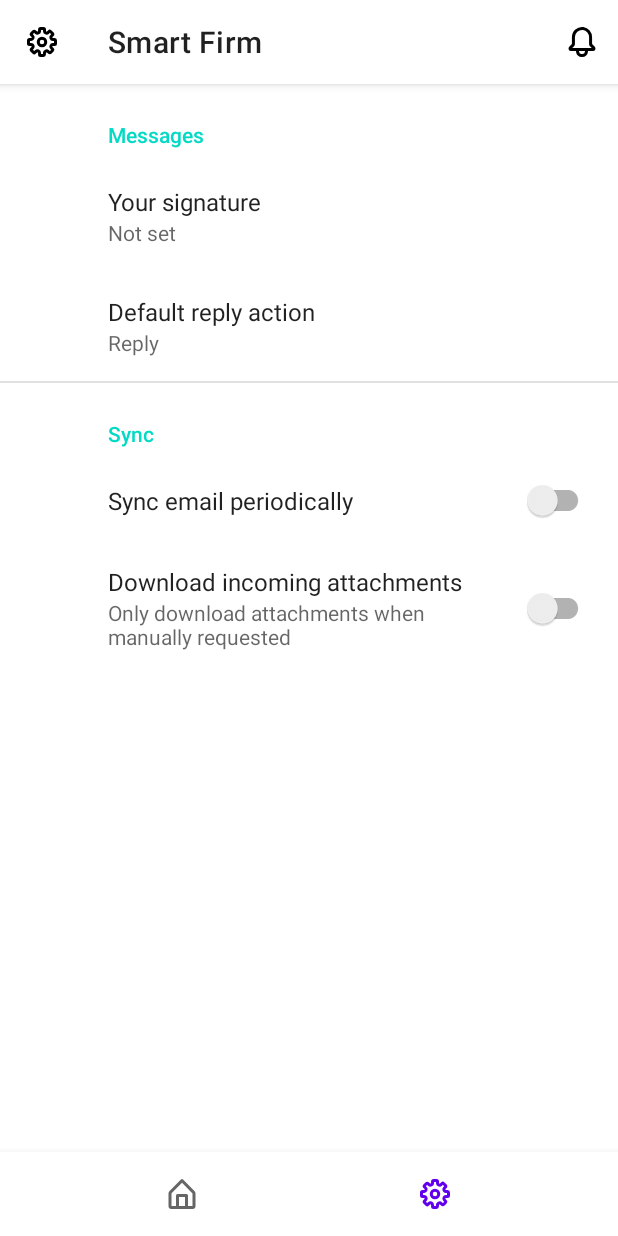
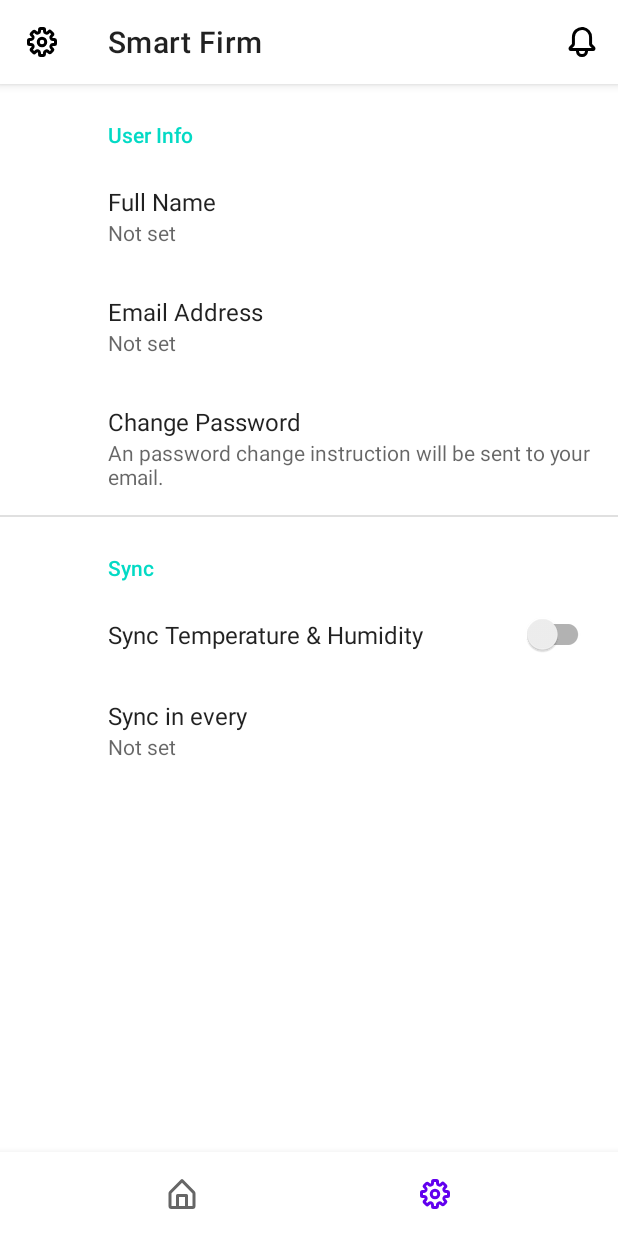
Before and after one commit to mazharulsabbir/BroilerFirmAutomation, an Android app: the screen it shows after launch once a user with an empty profile is signed in (MainActivity), item 2 of the bottom bar chosen, on a phone screen of 412 x 824 dp. Run offline under Robolectric (Android 15) with nearby library versions, the phone set to English and light mode, and no system bars; our stand-ins replace Firebase (no records; nobody signed in at launch, a user with empty details on screens opened directly), androidx.preference; libraries missing offline, so code that uses them is left out: com.github.mikephil.charting; 2 statements that could not run were skipped.

Commit message:
app settings

```diff
--- a/app/src/main/res/values/arrays.xml
+++ b/app/src/main/res/values/arrays.xml
@@ -1,12 +1,14 @@
 <resources>
     <!-- Reply Preference -->
-    <string-array name="reply_entries">
-        <item>Reply</item>
-        <item>Reply to all</item>
+    <string-array name="sync_entries">
+        <item>1 Minutes</item>
+        <item>5 Minutes</item>
+        <item>10 Minutes</item>
     </string-array>
 
-    <string-array name="reply_values">
-        <item>reply</item>
-        <item>reply_all</item>
+    <string-array name="sync_values">
+        <item>1</item>
+        <item>5</item>
+        <item>10</item>
     </string-array>
 </resources>
--- a/app/src/main/res/xml/root_preferences.xml
+++ b/app/src/main/res/xml/root_preferences.xml
@@ -1,19 +1,21 @@
 <PreferenceScreen xmlns:app="http://schemas.android.com/apk/res-auto">
 
-    <PreferenceCategory app:title="@string/messages_header">
+    <PreferenceCategory app:title="User Info">
 
         <EditTextPreference
-            app:key="signature"
-            app:title="@string/signature_title"
+            app:key="username"
+            app:title="Full Name"
             app:useSimpleSummaryProvider="true" />
 
-        <ListPreference
-            app:defaultValue="reply"
-            app:entries="@array/reply_entries"
-            app:entryValues="@array/reply_values"
-            app:key="reply"
-            app:title="@string/reply_title"
+        <EditTextPreference
+            app:key="email_address"
+            app:title="@string/email_address"
             app:useSimpleSummaryProvider="true" />
+
+        <Preference
+            app:key="request_password_change"
+            app:summary="An password change instruction will be sent to your email."
+            app:title="Change Password" />
 
     </PreferenceCategory>
 
@@ -21,14 +23,15 @@
 
         <SwitchPreferenceCompat
             app:key="sync"
-            app:title="@string/sync_title" />
+            app:title="Sync Temperature &amp; Humidity" />
 
-        <SwitchPreferenceCompat
+        <ListPreference
             app:dependency="sync"
-            app:key="attachment"
-            app:summaryOff="@string/attachment_summary_off"
-            app:summaryOn="@string/attachment_summary_on"
-            app:title="@string/attachment_title" />
+            app:entries="@array/sync_entries"
+            app:entryValues="@array/sync_values"
+            app:key="sync_time"
+            app:title="Sync in every"
+            app:useSimpleSummaryProvider="true" />
 
     </PreferenceCategory>
 
```
